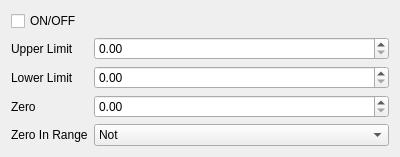
Above: source/wnd/ui/encoderalarmpage.ui from ww4u/megarobostudio before the change. Below: the same form after it.
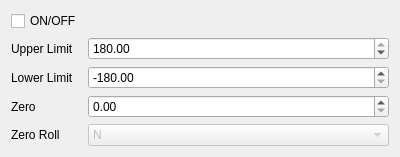
That is the form after the change.

Patch:
```diff
--- a/source/wnd/ui/encoderalarmpage.ui
+++ b/source/wnd/ui/encoderalarmpage.ui
@@ -45,21 +45,30 @@
    <item row="4" column="0">
     <widget class="QLabel" name="label_5">
      <property name="text">
-      <string>Zero In Range</string>
+      <string>Zero Roll</string>
      </property>
     </widget>
    </item>
    <item row="1" column="1">
     <widget class="QDoubleSpinBox" name="doubleSpinBox">
      <property name="maximum">
-      <double>360.000000000000000</double>
+      <double>180.000000000000000</double>
+     </property>
+     <property name="value">
+      <double>180.000000000000000</double>
      </property>
     </widget>
    </item>
    <item row="2" column="1">
     <widget class="QDoubleSpinBox" name="doubleSpinBox_2">
+     <property name="minimum">
+      <double>-180.000000000000000</double>
+     </property>
      <property name="maximum">
-      <double>360.000000000000000</double>
+      <double>0.000000000000000</double>
+     </property>
+     <property name="value">
+      <double>-180.000000000000000</double>
      </property>
     </widget>
    </item>
@@ -72,9 +81,12 @@
    </item>
    <item row="4" column="1">
     <widget class="QComboBox" name="comboBox">
+     <property name="enabled">
+      <bool>false</bool>
+     </property>
      <item>
       <property name="text">
-       <string>Not</string>
+       <string>N</string>
       </property>
      </item>
      <item>
```
Left out of the diff: 2 changed lines with no effect on the pictures.
